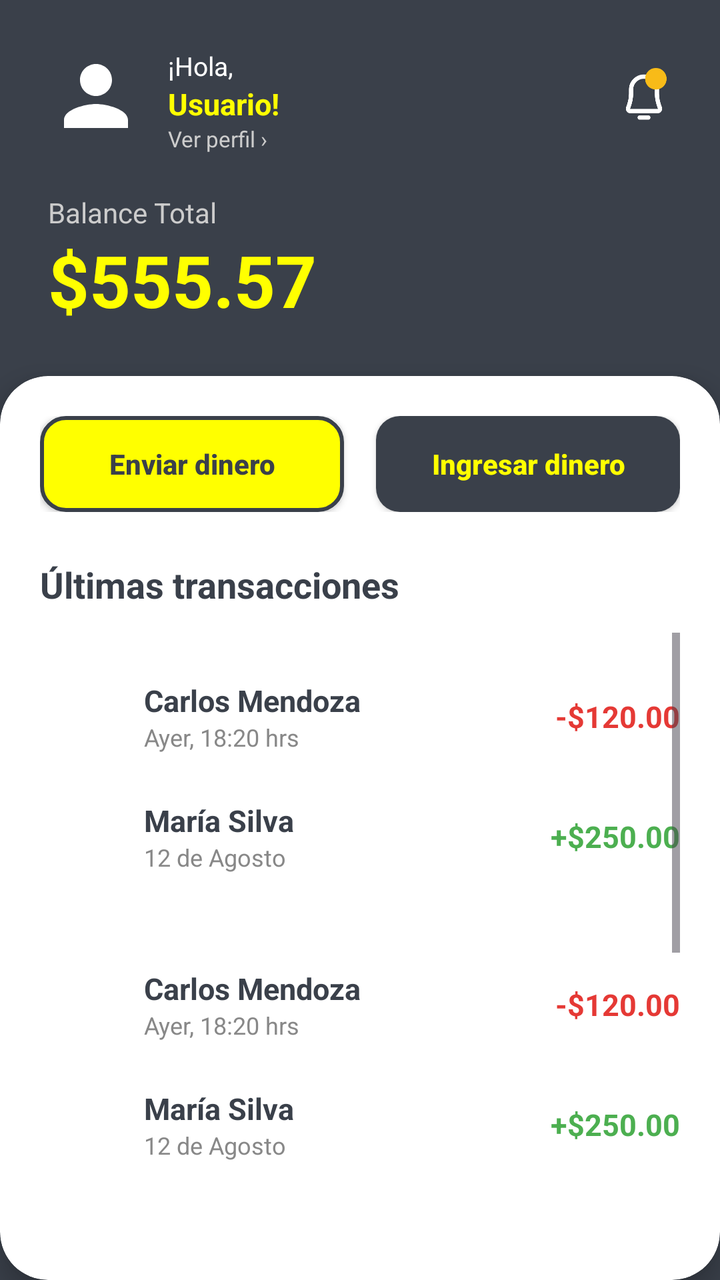
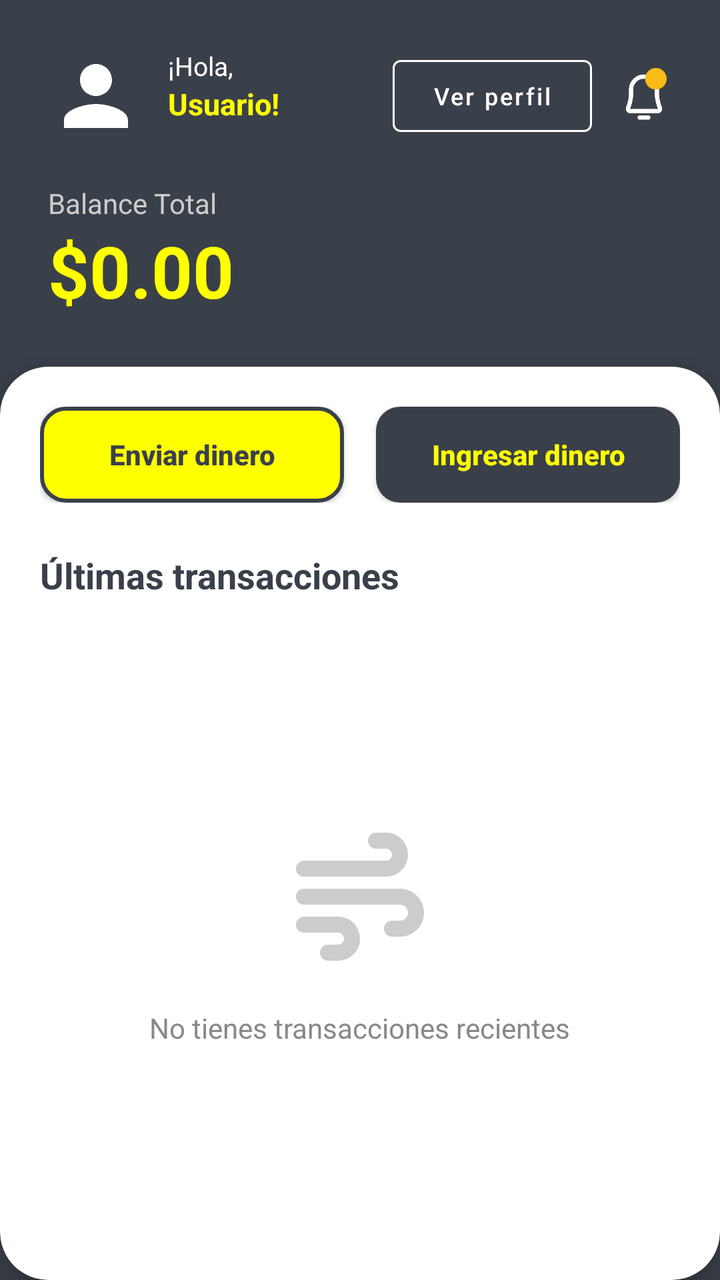

An Android layout rendered at two revisions. The XML below is the earlier revision; the diff shows what the commit changed to produce the second picture.
<!-- AndroidManifest.xml: application theme Theme.AlkeWalletInterface -->
<!-- res/layout/activity_home.xml -->
<?xml version="1.0" encoding="utf-8"?>
<androidx.constraintlayout.widget.ConstraintLayout xmlns:android="http://schemas.android.com/apk/res/android"
    xmlns:app="http://schemas.android.com/apk/res-auto"
    android:layout_width="match_parent"
    android:layout_height="match_parent"
    android:background="#3A404A"> 

    
    <ImageView
        android:id="@+id/imgProfileHome"
        android:layout_width="48dp"
        android:layout_height="48dp"
        android:layout_marginStart="24dp"
        android:layout_marginTop="24dp"
        android:contentDescription="Foto de perfil"
        android:src="@drawable/ic_avatar_placeholder"
        app:layout_constraintStart_toStartOf="parent"
        app:layout_constraintTop_toTopOf="parent" />

    <TextView
        android:id="@+id/txtGreeting"
        android:layout_width="wrap_content"
        android:layout_height="wrap_content"
        android:layout_marginStart="12dp"
        android:text="¡Hola,"
        android:textColor="#FFFFFF"
        android:textSize="13sp"
        app:layout_constraintStart_toEndOf="@+id/imgProfileHome"
        app:layout_constraintTop_toTopOf="@+id/imgProfileHome" />

    <TextView
        android:id="@+id/txtUserNameHome"
        android:layout_width="wrap_content"
        android:layout_height="wrap_content"
        android:text="Usuario!"
        android:textColor="#FFFF00"
        android:textSize="15sp"
        android:textStyle="bold"
        app:layout_constraintStart_toStartOf="@+id/txtGreeting"
        app:layout_constraintTop_toBottomOf="@+id/txtGreeting" />

    
    <TextView
        android:id="@+id/txtSeeProfile"
        android:layout_width="wrap_content"
        android:layout_height="wrap_content"
        android:text="Ver perfil ›"
        android:textColor="#CCCCCC"
        android:textSize="11sp"
        app:layout_constraintStart_toStartOf="@+id/txtGreeting"
        app:layout_constraintTop_toBottomOf="@+id/txtUserNameHome" />

    <ImageView
        android:id="@+id/icNotification"
        android:layout_width="28dp"
        android:layout_height="28dp"
        android:layout_marginEnd="24dp"
        android:contentDescription="Notificaciones"
        android:src="@drawable/notifications_icon"
        app:layout_constraintBottom_toBottomOf="@+id/imgProfileHome"
        app:layout_constraintEnd_toEndOf="parent"
        app:layout_constraintTop_toTopOf="@+id/imgProfileHome" />

    
    <TextView
        android:id="@+id/txtBalanceLabel"
        android:layout_width="wrap_content"
        android:layout_height="wrap_content"
        android:layout_marginTop="20dp"
        android:text="Balance Total"
        android:textColor="#CCCCCC"
        android:textSize="14sp"
        app:layout_constraintStart_toStartOf="@+id/imgProfileHome"
        app:layout_constraintTop_toBottomOf="@+id/txtSeeProfile" />

    <TextView
        android:id="@+id/txtBalanceAmount"
        android:layout_width="wrap_content"
        android:layout_height="wrap_content"
        android:text="$555.57"
        android:textColor="#FFFF00"
        android:textSize="36sp"
        android:textStyle="bold"
        app:layout_constraintStart_toStartOf="@+id/txtBalanceLabel"
        app:layout_constraintTop_toBottomOf="@+id/txtBalanceLabel" />

    
    <androidx.cardview.widget.CardView
        android:layout_width="match_parent"
        android:layout_height="0dp"
        android:layout_marginTop="24dp"
        app:cardCornerRadius="24dp"
        app:cardElevation="8dp"
        app:layout_constraintBottom_toBottomOf="parent"
        app:layout_constraintTop_toBottomOf="@+id/txtBalanceAmount">

        <LinearLayout
            android:layout_width="match_parent"
            android:layout_height="match_parent"
            android:orientation="vertical"
            android:padding="20dp">

            
            <LinearLayout
                android:layout_width="match_parent"
                android:layout_height="wrap_content"
                android:orientation="horizontal"
                android:weightSum="2">

                <androidx.appcompat.widget.AppCompatButton
                    android:id="@+id/btnSendMoneyHome"
                    android:layout_width="0dp"
                    android:layout_height="wrap_content"
                    android:layout_marginEnd="8dp"
                    android:layout_weight="1"
                    android:background="@drawable/btn_rounded_accent"
                    android:text="Enviar dinero"
                    android:textAllCaps="false"
                    android:textColor="#3A404A"
                    android:textStyle="bold" />

                <androidx.appcompat.widget.AppCompatButton
                    android:id="@+id/btnRequestMoneyHome"
                    android:layout_width="0dp"
                    android:layout_height="wrap_content"
                    android:layout_marginStart="8dp"
                    android:layout_weight="1"
                    android:background="@drawable/btn_rounded_primary"
                    android:text="Ingresar dinero"
                    android:textAllCaps="false"
                    android:textColor="#FFFF00"
                    android:textStyle="bold" />
            </LinearLayout>

            <TextView
                android:layout_width="wrap_content"
                android:layout_height="wrap_content"
                android:layout_marginTop="24dp"
                android:layout_marginBottom="12dp"
                android:text="Últimas transacciones"
                android:textColor="#3A404A"
                android:textSize="18sp"
                android:textStyle="bold" />

            
            <ScrollView
                android:layout_width="match_parent"
                android:layout_height="match_parent">

                <LinearLayout
                    android:layout_width="match_parent"
                    android:layout_height="wrap_content"
                    android:orientation="vertical">

                    <include layout="@layout/item_transaction" />
                    <include layout="@layout/item_transaction" />
                    <include layout="@layout/item_transaction" />
                    <include layout="@layout/item_transaction" />

                </LinearLayout>
            </ScrollView>

        </LinearLayout>
    </androidx.cardview.widget.CardView>

</androidx.constraintlayout.widget.ConstraintLayout>
<!-- res/layout/item_transaction.xml (included above) -->
<?xml version="1.0" encoding="utf-8"?>
<LinearLayout xmlns:android="http://schemas.android.com/apk/res/android"
    android:layout_width="match_parent"
    android:layout_height="wrap_content"
    android:gravity="center_vertical"
    android:orientation="horizontal"
    android:paddingVertical="12dp">

    
    
    <LinearLayout
        android:layout_width="match_parent"
        android:layout_height="wrap_content"
        android:orientation="vertical">

        
        <LinearLayout
            android:layout_width="match_parent"
            android:layout_height="wrap_content"
            android:gravity="center_vertical"
            android:orientation="horizontal"
            android:paddingVertical="10dp">

            <ImageView
                android:layout_width="40dp"
                android:layout_height="40dp"
                android:src="@drawable/ic_avatar_placeholder" />

            <LinearLayout
                android:layout_width="0dp"
                android:layout_height="wrap_content"
                android:layout_marginStart="12dp"
                android:layout_weight="1"
                android:orientation="vertical">

                <TextView
                    android:layout_width="wrap_content"
                    android:layout_height="wrap_content"
                    android:text="Carlos Mendoza"
                    android:textColor="#3A404A"
                    android:textSize="15sp"
                    android:textStyle="bold" />

                <TextView
                    android:layout_width="wrap_content"
                    android:layout_height="wrap_content"
                    android:text="Ayer, 18:20 hrs"
                    android:textColor="#888888"
                    android:textSize="12sp" />
            </LinearLayout>

            <TextView
                android:layout_width="wrap_content"
                android:layout_height="wrap_content"
                android:text="-$120.00"
                android:textColor="#E53935"
                android:textSize="15sp"
                android:textStyle="bold" />
        </LinearLayout>

        
        <LinearLayout
            android:layout_width="match_parent"
            android:layout_height="wrap_content"
            android:gravity="center_vertical"
            android:orientation="horizontal"
            android:paddingVertical="10dp">

            <ImageView
                android:layout_width="40dp"
                android:layout_height="40dp"
                android:src="@drawable/ic_avatar_placeholder" />

            <LinearLayout
                android:layout_width="0dp"
                android:layout_height="wrap_content"
                android:layout_marginStart="12dp"
                android:layout_weight="1"
                android:orientation="vertical">

                <TextView
                    android:layout_width="wrap_content"
                    android:layout_height="wrap_content"
                    android:text="María Silva"
                    android:textColor="#3A404A"
                    android:textSize="15sp"
                    android:textStyle="bold" />

                <TextView
                    android:layout_width="wrap_content"
                    android:layout_height="wrap_content"
                    android:text="12 de Agosto"
                    android:textColor="#888888"
                    android:textSize="12sp" />
            </LinearLayout>

            <TextView
                android:layout_width="wrap_content"
                android:layout_height="wrap_content"
                android:text="+$250.00"
                android:textColor="#4CAF50"
                android:textSize="15sp"
                android:textStyle="bold" />
        </LinearLayout>

    </LinearLayout>
</LinearLayout>
<!-- resources referenced by this layout -->
<resources>
  <!-- drawable btn_rounded_accent (drawable) -->
  <?xml version="1.0" encoding="utf-8"?>
  <shape xmlns:android="http://schemas.android.com/apk/res/android"
      android:shape="rectangle">
      <solid android:color="#FFFF00" />
      <stroke android:width="2dp" android:color="#3A404A" />
      <corners android:radius="12dp" />
  
  </shape>
  <!-- drawable btn_rounded_primary (drawable) -->
  <?xml version="1.0" encoding="utf-8"?>
  <shape xmlns:android="http://schemas.android.com/apk/res/android"
      android:shape="rectangle">
      <solid android:color="#3A404A" /> 
      <corners android:radius="12dp" /> 
  </shape>
  <!-- drawable ic_avatar_placeholder (drawable) -->
  <vector xmlns:android="http://schemas.android.com/apk/res/android" android:height="24dp" android:tint="#FFFFFF" android:viewportHeight="24" android:viewportWidth="24" android:width="24dp">
        
      <path android:fillColor="@android:color/white" android:pathData="M12,12c2.21,0 4,-1.79 4,-4s-1.79,-4 -4,-4 -4,1.79 -4,4 1.79,4 4,4zM12,14c-2.67,0 -8,1.34 -8,4v2h16v-2c0,-2.66 -5.33,-4 -8,-4z"/>
      
  </vector>
  <!-- drawable notifications_icon (drawable) -->
  <vector xmlns:android="http://schemas.android.com/apk/res/android"
      android:width="24dp"
      android:height="26dp"
      android:viewportWidth="24"
      android:viewportHeight="26">
  
      
      <path
          android:fillColor="#00000000"
          android:pathData="M6,10C6,6.686 8.686,4 12,4V4C15.314,4 18,6.686 18,10C18,10.654 18,11.327 18,12C18,14.495 18.778,16.989 19.363,18.513C19.63,19.207 19.125,20 18.382,20H5.618C4.875,20 4.37,19.207 4.637,18.513C5.222,16.989 6,14.495 6,12V10Z"
          android:strokeColor="#FFFFFF"
          android:strokeWidth="2" />
  
      
      <path
          android:fillColor="#FFFFFF"
          android:pathData="M10,22C9.448,22 9,22.448 9,23C9,23.552 9.448,24 10,24H14C14.552,24 15,23.552 15,23C15,22.448 14.552,22 14,22H10Z" />
  
      
      <path
          android:fillColor="#F8BB18"
          android:pathData="M17.5,0A5,5 0 1,1 17.499,0Z" />
  
  </vector>
  <style name="Theme.AlkeWalletInterface" parent="Base.Theme.AlkeWalletInterface" />
  <style name="Base.Theme.AlkeWalletInterface" parent="Theme.Material3.DayNight.NoActionBar">
          
          
      </style>
</resources>

<!-- the commit's change to res/layout/activity_home.xml (unified diff, before → after) -->
@@ -3,7 +3,7 @@
     xmlns:app="http://schemas.android.com/apk/res-auto"
     android:layout_width="match_parent"
     android:layout_height="match_parent"
-    android:background="#3A404A"> 
+    android:background="#3A404A">
 
     
     <ImageView
@@ -40,21 +40,32 @@
         app:layout_constraintTop_toBottomOf="@+id/txtGreeting" />
 
     
-    <TextView
-        android:id="@+id/txtSeeProfile"
+    <Button
+        android:id="@+id/btnViewProfileHeader"
+        style="@style/Widget.MaterialComponents.Button.OutlinedButton"
         android:layout_width="wrap_content"
-        android:layout_height="wrap_content"
-        android:text="Ver perfil ›"
-        android:textColor="#CCCCCC"
-        android:textSize="11sp"
-        app:layout_constraintStart_toStartOf="@+id/txtGreeting"
-        app:layout_constraintTop_toBottomOf="@+id/txtUserNameHome" />
+        android:layout_height="48dp"
+        android:layout_marginEnd="12dp"
+        android:paddingHorizontal="20dp"
+        android:paddingVertical="0dp"
+        android:text="Ver perfil"
+        android:textAllCaps="false"
+        android:textColor="#FFFFFF"
+        android:textSize="12sp"
+        app:strokeColor="#FFFFFF"
+        app:strokeWidth="1dp"
+        app:layout_constraintBottom_toBottomOf="@+id/imgProfileHome"
+        app:layout_constraintEnd_toStartOf="@+id/icNotification"
+        app:layout_constraintTop_toTopOf="@+id/imgProfileHome" />
 
     <ImageView
         android:id="@+id/icNotification"
         android:layout_width="28dp"
         android:layout_height="28dp"
         android:layout_marginEnd="24dp"
+        android:clickable="true"
+        android:focusable="true"
+        android:background="?attr/selectableItemBackgroundBorderless"
         android:contentDescription="Notificaciones"
         android:src="@drawable/notifications_icon"
         app:layout_constraintBottom_toBottomOf="@+id/imgProfileHome"
@@ -71,13 +82,13 @@
         android:textColor="#CCCCCC"
         android:textSize="14sp"
         app:layout_constraintStart_toStartOf="@+id/imgProfileHome"
-        app:layout_constraintTop_toBottomOf="@+id/txtSeeProfile" />
+        app:layout_constraintTop_toBottomOf="@+id/imgProfileHome" />
 
     <TextView
         android:id="@+id/txtBalanceAmount"
         android:layout_width="wrap_content"
         android:layout_height="wrap_content"
-        android:text="$555.57"
+        android:text="$0.00"
         android:textColor="#FFFF00"
         android:textSize="36sp"
         android:textStyle="bold"
@@ -144,131 +155,44 @@
 
             
             <ScrollView
+                android:id="@+id/layoutTransactionsList"
                 android:layout_width="match_parent"
-                android:layout_height="match_parent">
+                android:layout_height="match_parent"
+                android:visibility="gone">
 
-                <LinearLayout
+
+                <androidx.recyclerview.widget.RecyclerView
+                    android:id="@+id/rvTransactions"
                     android:layout_width="match_parent"
+                    android:layout_height="wrap_content" />
+            </ScrollView>
+
+            
+            <LinearLayout
+                android:id="@+id/layoutEmptyState"
+                android:layout_width="match_parent"
+                android:layout_height="match_parent"
+                android:gravity="center"
+                android:orientation="vertical"
+                android:visibility="visible">
+
+                <ImageView
+                    android:layout_width="80dp"
+                    android:layout_height="80dp"
+                    android:contentDescription="Sin transacciones"
+                    android:src="@drawable/ic_empty_history"
+                    app:tint="#CCCCCC" />
+
+                <TextView
+                    android:layout_width="wrap_content"
                     android:layout_height="wrap_content"
-                    android:orientation="vertical">
-
-                    <include layout="@layout/item_transaction" />
-                    <include layout="@layout/item_transaction" />
-                    <include layout="@layout/item_transaction" />
-                    <include layout="@layout/item_transaction" />
-
-                </LinearLayout>
-            </ScrollView>
+                    android:layout_marginTop="16dp"
+                    android:text="No tienes transacciones recientes"
+                    android:textColor="#888888"
+                    android:textSize="14sp" />
+            </LinearLayout>
 
         </LinearLayout>
     </androidx.cardview.widget.CardView>
 
 </androidx.constraintlayout.widget.ConstraintLayout>
-<!-- res/layout/item_transaction.xml (included above) -->
-<?xml version="1.0" encoding="utf-8"?>
-<LinearLayout xmlns:android="http://schemas.android.com/apk/res/android"
-    android:layout_width="match_parent"
-    android:layout_height="wrap_content"
-    android:gravity="center_vertical"
-    android:orientation="horizontal"
-    android:paddingVertical="12dp">
-
-    
-    
-    <LinearLayout
-        android:layout_width="match_parent"
-        android:layout_height="wrap_content"
-        android:orientation="vertical">
-
-        
-        <LinearLayout
-            android:layout_width="match_parent"
-            android:layout_height="wrap_content"
-            android:gravity="center_vertical"
-            android:orientation="horizontal"
-            android:paddingVertical="10dp">
-
-            <ImageView
-                android:layout_width="40dp"
-                android:layout_height="40dp"
-                android:src="@drawable/ic_avatar_placeholder" />
-
-            <LinearLayout
-                android:layout_width="0dp"
-                android:layout_height="wrap_content"
-                android:layout_marginStart="12dp"
-                android:layout_weight="1"
-                android:orientation="vertical">
-
-                <TextView
-                    android:layout_width="wrap_content"
-                    android:layout_height="wrap_content"
-                    android:text="Carlos Mendoza"
-                    android:textColor="#3A404A"
-                    android:textSize="15sp"
-                    android:textStyle="bold" />
-
-                <TextView
-                    android:layout_width="wrap_content"
-                    android:layout_height="wrap_content"
-                    android:text="Ayer, 18:20 hrs"
-                    android:textColor="#888888"
-                    android:textSize="12sp" />
-            </LinearLayout>
-
-            <TextView
-                android:layout_width="wrap_content"
-                android:layout_height="wrap_content"
-                android:text="-$120.00"
-                android:textColor="#E53935"
-                android:textSize="15sp"
-                android:textStyle="bold" />
-        </LinearLayout>
-
-        
-        <LinearLayout
-            android:layout_width="match_parent"
-            android:layout_height="wrap_content"
-            android:gravity="center_vertical"
-            android:orientation="horizontal"
-            android:paddingVertical="10dp">
-
-            <ImageView
-                android:layout_width="40dp"
-                android:layout_height="40dp"
-                android:src="@drawable/ic_avatar_placeholder" />
-
-            <LinearLayout
-                android:layout_width="0dp"
-                android:layout_height="wrap_content"
-                android:layout_marginStart="12dp"
-                android:layout_weight="1"
-                android:orientation="vertical">
-
-                <TextView
-                    android:layout_width="wrap_content"
-                    android:layout_height="wrap_content"
-                    android:text="María Silva"
-                    android:textColor="#3A404A"
-                    android:textSize="15sp"
-                    android:textStyle="bold" />
-
-                <TextView
-                    android:layout_width="wrap_content"
-                    android:layout_height="wrap_content"
-                    android:text="12 de Agosto"
-                    android:textColor="#888888"
-                    android:textSize="12sp" />
-            </LinearLayout>
-
-            <TextView
-                android:layout_width="wrap_content"
-                android:layout_height="wrap_content"
-                android:text="+$250.00"
-                android:textColor="#4CAF50"
-                android:textSize="15sp"
-                android:textStyle="bold" />
-        </LinearLayout>
-
-    </LinearLayout>
-</LinearLayout>
<!-- resource entries referenced after the edit -->
@@ -21,6 +21,17 @@
         
       <path android:fillColor="@android:color/white" android:pathData="M12,12c2.21,0 4,-1.79 4,-4s-1.79,-4 -4,-4 -4,1.79 -4,4 1.79,4 4,4zM12,14c-2.67,0 -8,1.34 -8,4v2h16v-2c0,-2.66 -5.33,-4 -8,-4z"/>
       
+  </vector>
+  <!-- drawable ic_empty_history (drawable) -->
+  <vector xmlns:android="http://schemas.android.com/apk/res/android"
+      android:width="64dp"
+      android:height="64dp"
+      android:viewportWidth="640"
+      android:viewportHeight="640">
+  
+      <path
+          android:fillColor="#3A404A"
+          android:pathData="M352,96C352,113.7 366.3,128 384,128L424,128C437.3,128 448,138.7 448,152C448,165.3 437.3,176 424,176L96,176C78.3,176 64,190.3 64,208C64,225.7 78.3,240 96,240L424,240C472.6,240 512,200.6 512,152C512,103.4 472.6,64 424,64L384,64C366.3,64 352,78.3 352,96zM416,448C416,465.7 430.3,480 448,480L480,480C533,480 576,437 576,384C576,331 533,288 480,288L96,288C78.3,288 64,302.3 64,320C64,337.7 78.3,352 96,352L480,352C497.7,352 512,366.3 512,384C512,401.7 497.7,416 480,416L448,416C430.3,416 416,430.3 416,448zM192,576L232,576C280.6,576 320,536.6 320,488C320,439.4 280.6,400 232,400L96,400C78.3,400 64,414.3 64,432C64,449.7 78.3,464 96,464L232,464C245.3,464 256,474.7 256,488C256,501.3 245.3,512 232,512L192,512C174.3,512 160,526.3 160,544C160,561.7 174.3,576 192,576z" />
   </vector>
   <!-- drawable notifications_icon (drawable) -->
   <vector xmlns:android="http://schemas.android.com/apk/res/android"
